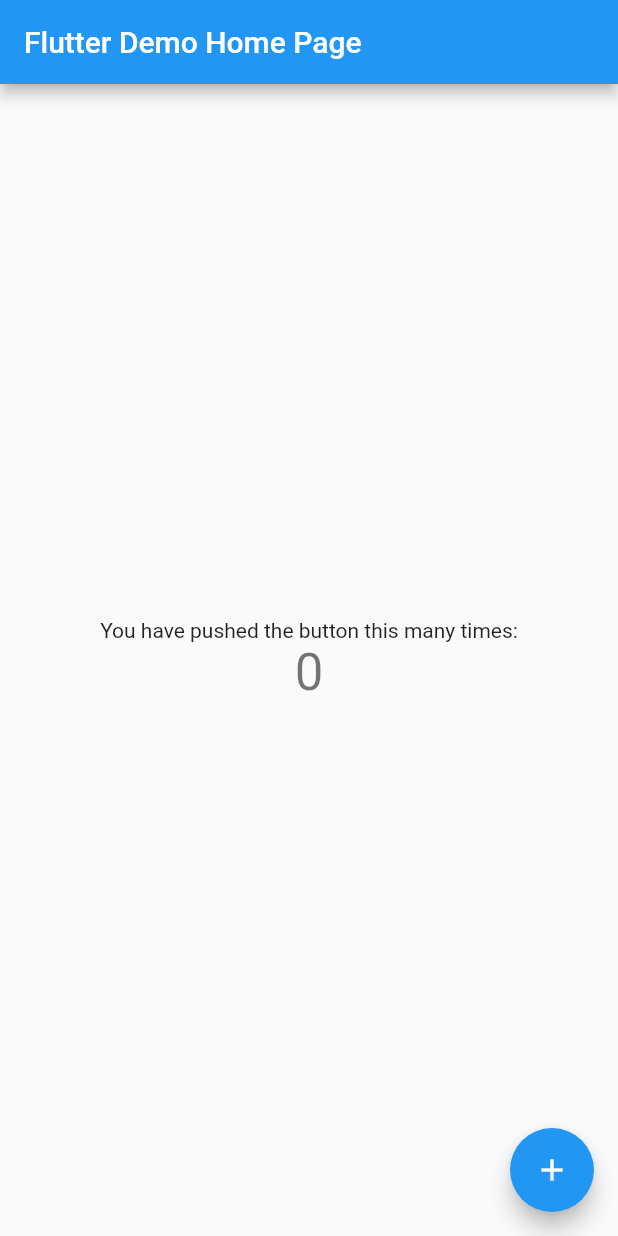
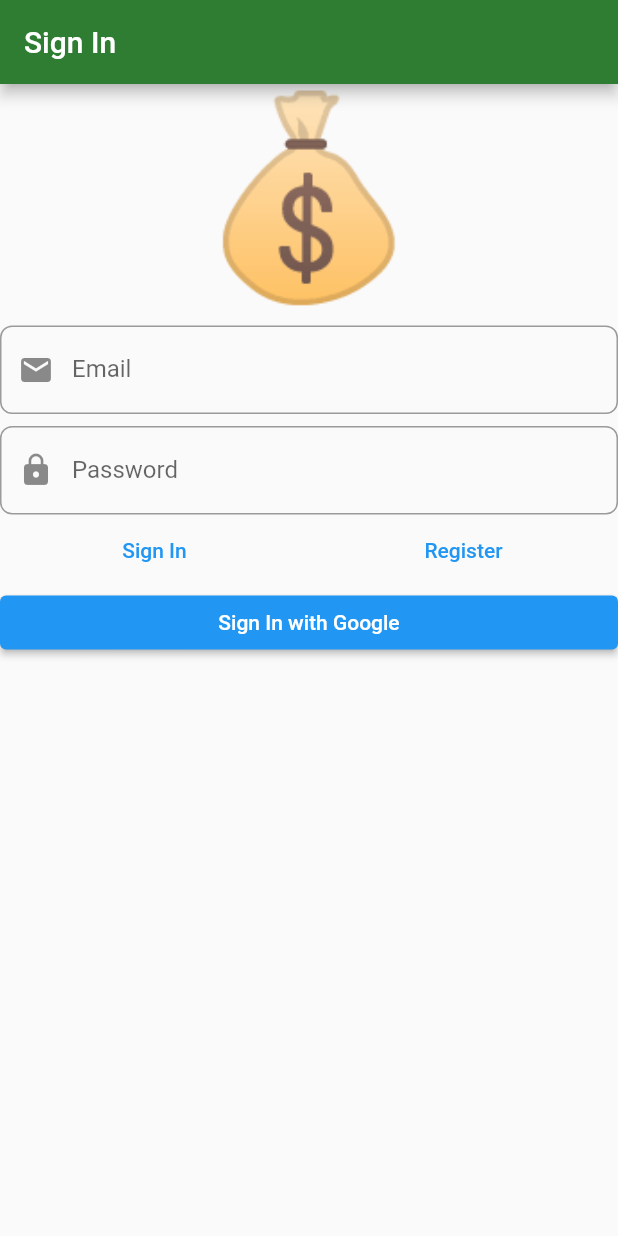
Before and after one commit to Darshan-AS/dopagent_frontend, a Flutter app: the screen it shows after launch, on a phone screen of 412 x 824 dp. Run offline on Flutter 3.47's test engine with Material 2 defaults, Android fonts, the phone set to English and light mode, and no system bars; our stand-ins replace bloc, dartz, equatable, firebase_auth, firebase_core, flushbar and 5 more; accounts and stored records are empty; generated files the repository leaves out were written again.

Commit message:
Add SignIn form

```diff
--- a/lib/main.dart
+++ b/lib/main.dart
@@ -1,116 +1,11 @@
 import 'package:dopagent_frontend/injection.dart';
+import 'package:dopagent_frontend/presentation/core/app_widget.dart';
+import 'package:firebase_core/firebase_core.dart';
 import 'package:flutter/material.dart';
-import 'package:injectable/injectable.dart';
 
-void main() {
+void main() async {
+  WidgetsFlutterBinding.ensureInitialized();
+  await Firebase.initializeApp();
   configureDependencies();
-  runApp(MyApp());
+  runApp(AppWidget());
 }
-
-class MyApp extends StatelessWidget {
-  // This widget is the root of your application.
-  @override
-  Widget build(BuildContext context) {
-    return MaterialApp(
-      title: 'Flutter Demo',
-      theme: ThemeData(
-        // This is the theme of your application.
-        //
-        // Try running your application with "flutter run". You'll see the
-        // application has a blue toolbar. Then, without quitting the app, try
-        // changing the primarySwatch below to Colors.green and then invoke
-        // "hot reload" (press "r" in the console where you ran "flutter run",
-        // or simply save your changes to "hot reload" in a Flutter IDE).
-        // Notice that the counter didn't reset back to zero; the application
-        // is not restarted.
-        primarySwatch: Colors.blue,
-      ),
-      home: MyHomePage(title: 'Flutter Demo Home Page'),
-    );
-  }
-}
-
-class MyHomePage extends StatefulWidget {
-  MyHomePage({Key key, @required this.title}) : super(key: key);
-
-  // This widget is the home page of your application. It is stateful, meaning
-  // that it has a State object (defined below) that contains fields that affect
-  // how it looks.
-
-  // This class is the configuration for the state. It holds the values (in this
-  // case the title) provided by the parent (in this case the App widget) and
-  // used by the build method of the State. Fields in a Widget subclass are
-  // always marked "final".
-
-  final String title;
-
-  @override
-  _MyHomePageState createState() => _MyHomePageState();
-}
-
-class _MyHomePageState extends State<MyHomePage> {
-  int _counter = 0;
-
-  void _incrementCounter() {
-    setState(() {
-      // This call to setState tells the Flutter framework that something has
-      // changed in this State, which causes it to rerun the build method below
-      // so that the display can reflect the updated values. If we changed
-      // _counter without calling setState(), then the build method would not be
-      // called again, and so nothing would appear to happen.
-      _counter++;
-    });
-  }
-
-  @override
-  Widget build(BuildContext context) {
-    // This method is rerun every time setState is called, for instance as done
-    // by the _incrementCounter method above.
-    //
-    // The Flutter framework has been optimized to make rerunning build methods
-    // fast, so that you can just rebuild anything that needs updating rather
-    // than having to individually change instances of widgets.
-    return Scaffold(
-      appBar: AppBar(
-        // Here we take the value from the MyHomePage object that was created by
-        // the App.build method, and use it to set our appbar title.
-        title: Text(widget.title),
-      ),
-      body: Center(
-        // Center is a layout widget. It takes a single child and positions it
-        // in the middle of the parent.
-        child: Column(
-          // Column is also a layout widget. It takes a list of children and
-          // arranges them vertically. By default, it sizes itself to fit its
-          // children horizontally, and tries to be as tall as its parent.
-          //
-          // Invoke "debug painting" (press "p" in the console, choose the
-          // "Toggle Debug Paint" action from the Flutter Inspector in Android
-          // Studio, or the "Toggle Debug Paint" command in Visual Studio Code)
-          // to see the wireframe for each widget.
-          //
-          // Column has various properties to control how it sizes itself and
-          // how it positions its children. Here we use mainAxisAlignment to
-          // center the children vertically; the main axis here is the vertical
-          // axis because Columns are vertical (the cross axis would be
-          // horizontal).
-          mainAxisAlignment: MainAxisAlignment.center,
-          children: <Widget>[
-            Text(
-              'You have pushed the button this many times:',
-            ),
-            Text(
-              '$_counter',
-              style: Theme.of(context).textTheme.headline4,
-            ),
-          ],
-        ),
-      ),
-      floatingActionButton: FloatingActionButton(
-        onPressed: _incrementCounter,
-        tooltip: 'Increment',
-        child: Icon(Icons.add),
-      ), // This trailing comma makes auto-formatting nicer for build methods.
-    );
-  }
-}
--- /dev/null
+++ b/lib/presentation/core/app_widget.dart
@@ -0,0 +1,20 @@
+import 'package:dopagent_frontend/presentation/sign_in/sign_in_page.dart';
+import 'package:flutter/material.dart';
+
+class AppWidget extends StatelessWidget {
+  @override
+  Widget build(BuildContext context) {
+    return MaterialApp(
+      title: 'Flutter Demo',
+      home: SignInPage(),
+      debugShowCheckedModeBanner: false,
+      theme: ThemeData.light().copyWith(
+        primaryColor: Colors.green[800],
+        accentColor: Colors.blueAccent,
+        inputDecorationTheme: InputDecorationTheme(
+          border: OutlineInputBorder(borderRadius: BorderRadius.circular(8)),
+        ),
+      ),
+    );
+  }
+}
--- /dev/null
+++ b/lib/presentation/sign_in/sign_in_page.dart
@@ -0,0 +1,16 @@
+import 'package:dopagent_frontend/application/auth/sign_in_form/sign_in_form_bloc.dart';
+import 'package:dopagent_frontend/injection.dart';
+import 'package:dopagent_frontend/presentation/sign_in/widgets/sign_in_form.dart';
+import 'package:flutter/material.dart';
+import 'package:flutter_bloc/flutter_bloc.dart';
+
+class SignInPage extends StatelessWidget {
+  @override
+  Widget build(BuildContext context) => Scaffold(
+      appBar: AppBar(title: const Text("Sign In")),
+      body: BlocProvider(
+        create: (context) => getIt<SignInFormBloc>(),
+        child: SignInForm(),
+      ),
+    );
+}
--- /dev/null
+++ b/lib/presentation/sign_in/widgets/sign_in_form.dart
@@ -0,0 +1,114 @@
+import 'package:dopagent_frontend/application/auth/sign_in_form/sign_in_form_bloc.dart';
+import 'package:flushbar/flushbar_helper.dart';
+import 'package:flutter/material.dart';
+import 'package:flutter_bloc/flutter_bloc.dart';
+
+class SignInForm extends StatelessWidget {
+  @override
+  Widget build(BuildContext context) {
+    return BlocConsumer<SignInFormBloc, SignInFormState>(
+      listener: (context, state) {
+        state.authResponseOption.fold(
+          () {},
+          (either) => either.fold(
+            (failure) => FlushbarHelper.createError(
+              message: failure.map(
+                  cancelledByUser: (_) => "Cancelled",
+                  serverError: (_) => "Server Error",
+                  emailAlreadyInUse: (_) => "Email already in use",
+                  invalidEmailOrPassword: (_) => "Invalid Email or Password"),
+            ).show(context),
+            (_) => {
+              // TODO: Navigae
+            },
+          ),
+        );
+      },
+      builder: (context, state) => Form(
+        autovalidateMode: state.showErrorMessages
+            ? AutovalidateMode.always
+            : AutovalidateMode.disabled,
+        child: ListView(
+          children: [
+            const Text(
+              '💰',
+              textAlign: TextAlign.center,
+              style: TextStyle(fontSize: 130),
+            ),
+            const SizedBox(height: 8),
+            TextFormField(
+              decoration: const InputDecoration(
+                prefixIcon: Icon(Icons.email),
+                labelText: 'Email',
+              ),
+              autocorrect: false,
+              onChanged: (value) => context
+                  .read<SignInFormBloc>()
+                  .add(SignInFormEvent.emailChanged(value)),
+              validator: (_) =>
+                  context.read<SignInFormBloc>().state.email.value.fold(
+                        (f) => f.maybeMap(
+                          invalidEmail: (_) => 'Invalid Email',
+                          orElse: () => null,
+                        ),
+                        (_) => null,
+                      ),
+            ),
+            const SizedBox(height: 8),
+            TextFormField(
+              decoration: const InputDecoration(
+                prefixIcon: Icon(Icons.lock),
+                labelText: 'Password',
+              ),
+              autocorrect: false,
+              obscureText: true,
+              onChanged: (value) => context
+                  .read<SignInFormBloc>()
+                  .add(SignInFormEvent.passwordChanged(value)),
+              validator: (_) =>
+                  context.read<SignInFormBloc>().state.password.value.fold(
+                        (f) => f.maybeMap(
+                          shortPassword: (_) => 'Short Password',
+                          orElse: () => null,
+                        ),
+                        (_) => null,
+                      ),
+            ),
+            Row(
+              children: [
+                Expanded(
+                  child: TextButton(
+                    onPressed: () {
+                      context
+                          .read<SignInFormBloc>()
+                          .add(const SignInFormEvent.signInWithEmail());
+                    },
+                    child: const Text('Sign In'),
+                  ),
+                ),
+                Expanded(
+                  child: TextButton(
+                    onPressed: () {
+                      context
+                          .read<SignInFormBloc>()
+                          .add(const SignInFormEvent.signUpWithEmail());
+                    },
+                    child: const Text('Register'),
+                  ),
+                ),
+              ],
+            ),
+            ElevatedButton(
+              onPressed: () {
+                context
+                    .read<SignInFormBloc>()
+                    .add(const SignInFormEvent.signInWithGoogle());
+              },
+              child: const Text('Sign In with Google'),
+            ),
+          ],
+        ),
+      ),
+    );
+  }
+}
--- a/pubspec.yaml
+++ b/pubspec.yaml
@@ -30,6 +30,7 @@
     equatable: ^1.2.5
     firebase_auth: ^0.20.0+1
     firebase_core: ^0.7.0
+    flushbar: ^1.10.4
     flutter_bloc: ^6.1.1
     freezed_annotation: ^0.12.0
     get_it: ^5.0.6
```
Also changed, not shown: pubspec.lock, 1 other file.
